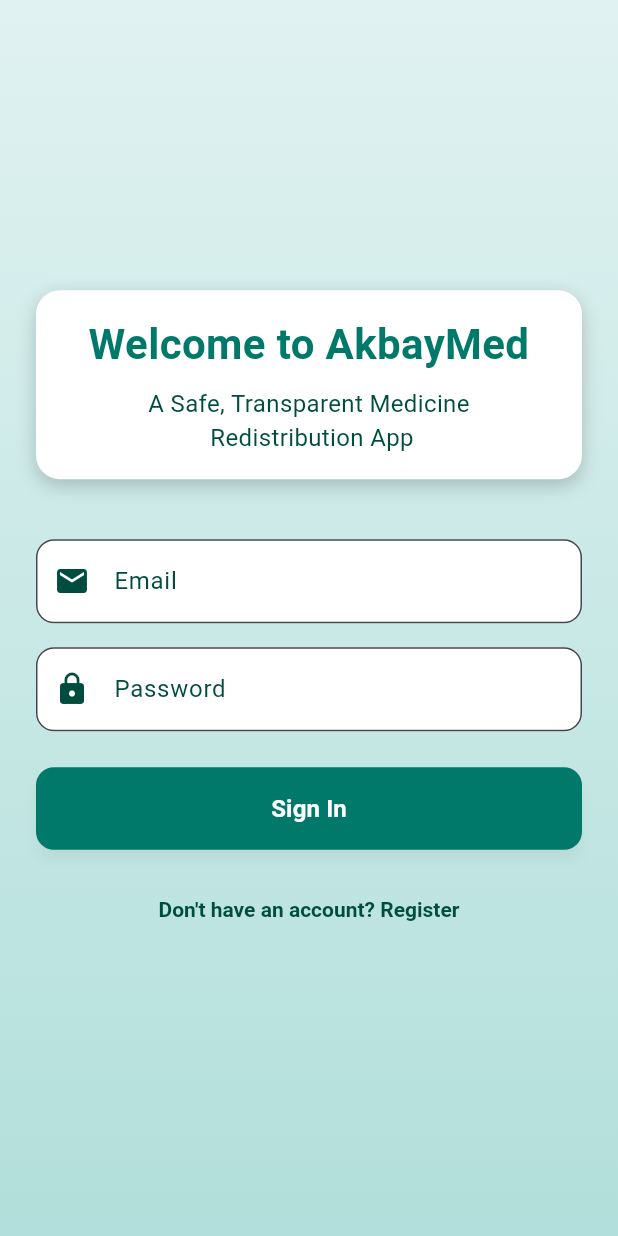
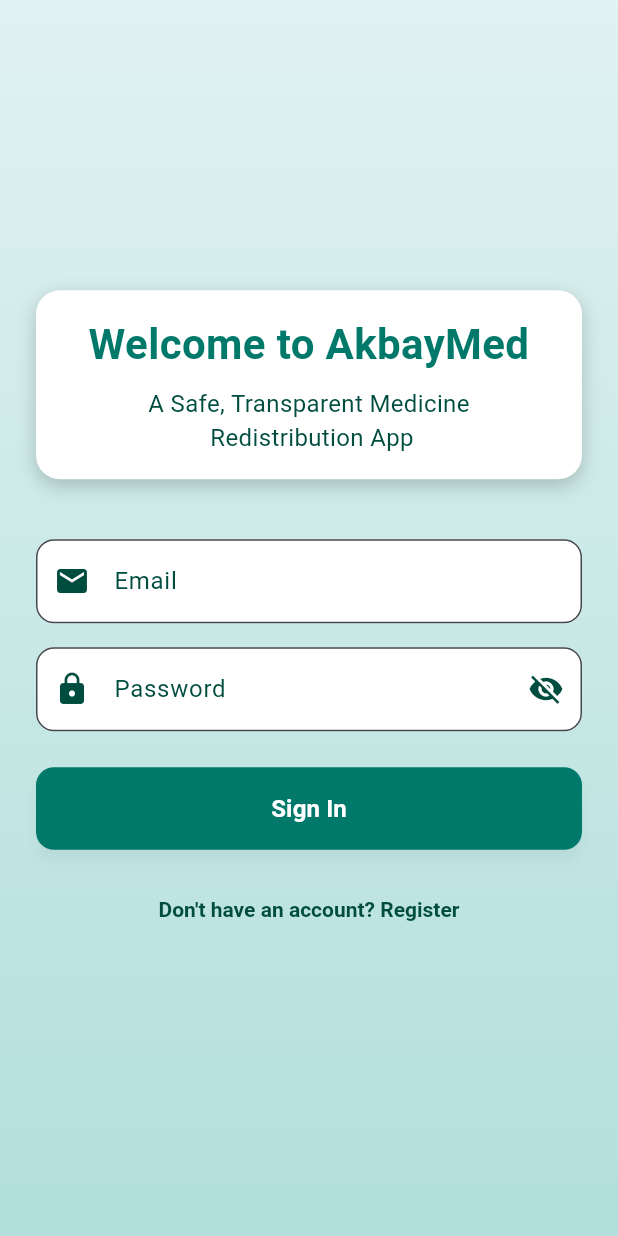
Before and after one commit to lucifron28/AkbayMed_User, a Flutter app: the screen it shows after launch, on a phone screen of 412 x 824 dp. Run offline on Flutter 3.47's test engine with Material 3 defaults, Android fonts, the phone set to English and light mode, and no system bars; our stand-ins replace flutter_dotenv, image_picker, logger, permission_handler, supabase_flutter; accounts and stored records are empty.

Commit message:
added password visibility toggle

```diff
--- a/lib/screens/login_screen.dart
+++ b/lib/screens/login_screen.dart
@@ -18,6 +18,7 @@ class _LoginScreenState extends State<LoginScreen> {
   final _passwordController = TextEditingController();
   bool _isLoading = false;
   String? _errorMessage;
+  bool _isPasswordVisible = false;
   final _supabase = Supabase.instance.client;
 
   Future<void> _signIn() async {
@@ -86,7 +87,7 @@ class _LoginScreenState extends State<LoginScreen> {
                     borderRadius: BorderRadius.circular(16),
                     boxShadow: [
                       BoxShadow(
-                        color: Colors.black.withValues(alpha: 0.2),
+                        color: Colors.black.withAlpha(51),
                         blurRadius: 10,
                         offset: const Offset(0, 4),
                       ),
@@ -146,6 +147,17 @@ class _LoginScreenState extends State<LoginScreen> {
                       borderRadius: BorderRadius.circular(12),
                     ),
                     prefixIcon: const Icon(Icons.lock, color: Color(0xFF004D40)),
+                    suffixIcon: IconButton(
+                      icon: Icon(
+                        _isPasswordVisible ? Icons.visibility : Icons.visibility_off,
+                        color: const Color(0xFF004D40),
+                      ),
+                      onPressed: () {
+                        setState(() {
+                          _isPasswordVisible = !_isPasswordVisible;
+                        });
+                      },
+                    ),
                     focusedBorder: OutlineInputBorder(
                       borderSide: const BorderSide(color: Color(0xFF00796B), width: 2),
                       borderRadius: BorderRadius.circular(12),
@@ -153,7 +165,7 @@ class _LoginScreenState extends State<LoginScreen> {
                     filled: true,
                     fillColor: Colors.white,
                   ),
-                  obscureText: true,
+                  obscureText: !_isPasswordVisible,
                 ),
                 if (_errorMessage != null)
                   Padding(
@@ -175,7 +187,7 @@ class _LoginScreenState extends State<LoginScreen> {
                       borderRadius: BorderRadius.circular(12),
                     ),
                     elevation: 4,
-                    shadowColor: Colors.black.withValues(alpha: 0.2),
+                    shadowColor: Colors.black.withAlpha(51),
                   ),
                   child: _isLoading
                       ? const SizedBox(
```
